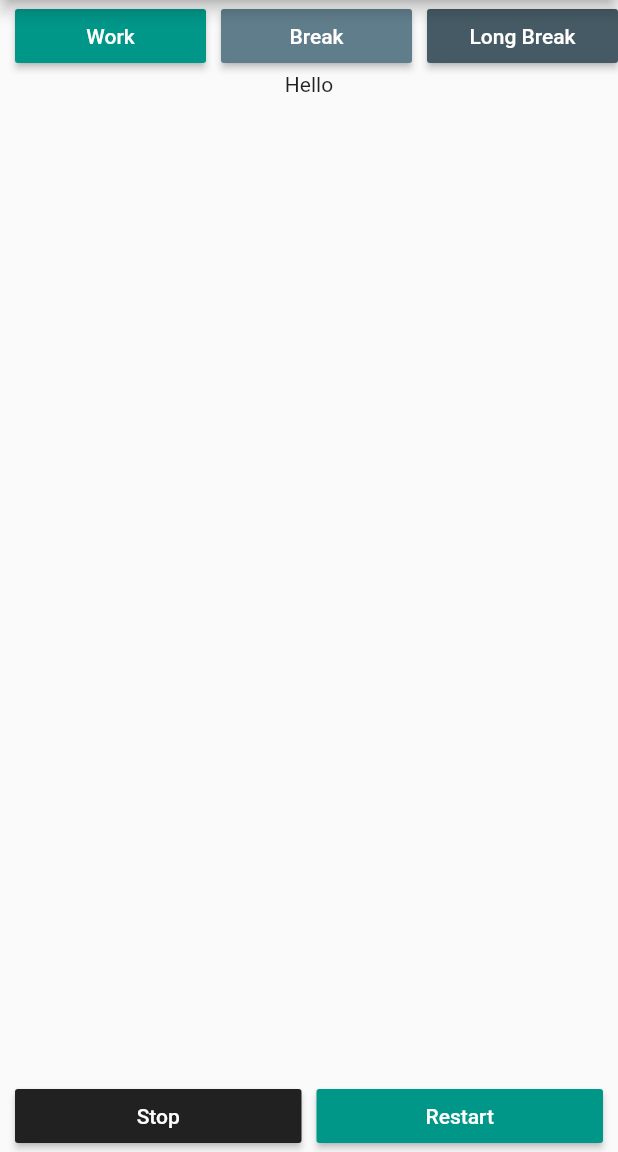
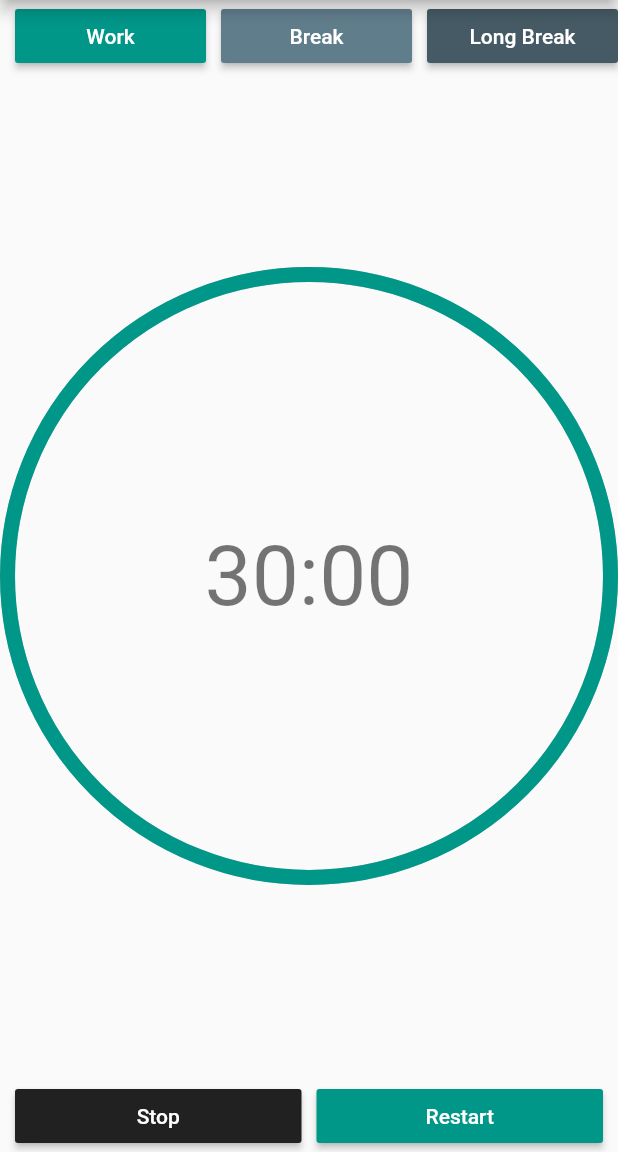
Before and after one commit to VickyKumarXaxa/timer, a Flutter app: the screen it shows after launch, on a phone screen of 412 x 824 dp, the part 84-1236 px from its top. Run offline on Flutter 3.47's test engine with Material 2 defaults, Android fonts, the phone set to English and light mode, and no system bars; drawn by our look-alikes of percent_indicator.

```diff
--- a/lib/main.dart
+++ b/lib/main.dart
@@ -1,5 +1,6 @@
 import 'package:flutter/material.dart';
 import 'package:timer/widgets.dart';
+import 'package:percent_indicator/percent_indicator.dart';
 
 void main() {
   return runApp(const MyApp());
@@ -31,8 +32,10 @@ class TimerHomePage extends StatelessWidget {
       appBar: AppBar(
         title: const Text('My Work Timer'),
       ),
-      body: Center(
-        child: Column(
+      body: LayoutBuilder(
+          builder: (BuildContext context, BoxConstraints constraints) {
+        final double availableWidth = constraints.maxWidth;
+        return Column(
           children: [
             Row(
               children: [
@@ -71,7 +74,16 @@ class TimerHomePage extends StatelessWidget {
               ],
             ),
             Expanded(
-              child: const Text('Hello'),
+              child: CircularPercentIndicator(
+                radius: availableWidth / 2,
+                lineWidth: 10.0,
+                percent: 1,
+                center: Text(
+                  '30:00',
+                  style: Theme.of(context).textTheme.displayMedium,
+                ),
+                progressColor: const Color(0xff009688),
+              ),
             ),
             Row(
               children: [
@@ -103,8 +115,8 @@ class TimerHomePage extends StatelessWidget {
               ],
             ),
           ],
-        ),
-      ),
+        );
+      }),
     );
   }
 }
--- a/pubspec.yaml
+++ b/pubspec.yaml
@@ -29,6 +29,7 @@ environment:
 dependencies:
   flutter:
     sdk: flutter
+  percent_indicator: ^4.0.1
 
 
   # The following adds the Cupertino Icons font to your application.
```
Also changed, not shown: pubspec.lock.
